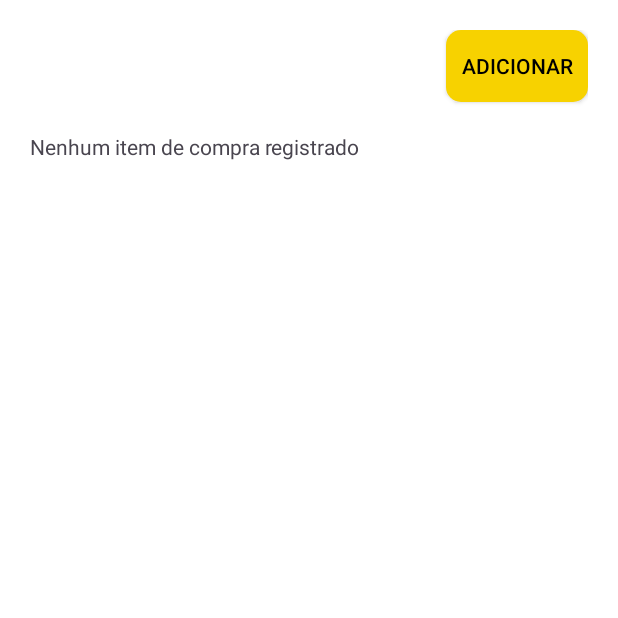
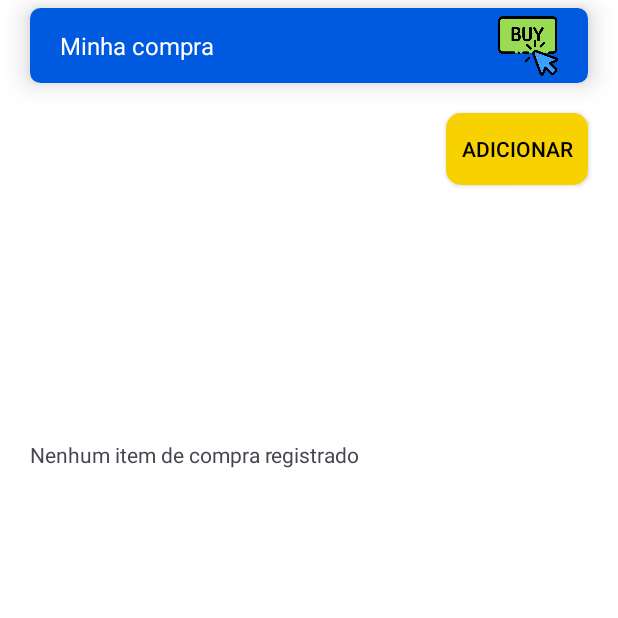
Before and after one commit to GabryelSilvah/App_minha_compra, an Android app: the screen it shows after launch (HomeActivity), on a phone screen of 412 x 824 dp, the top half of it. Run offline under Robolectric (Android 15) with nearby library versions, the phone set to English and light mode, and no system bars; our stand-ins replace Room's generated code.

Commit message:
Adicionando menuLogo

```diff
--- a/app/src/main/res/layout/home.xml
+++ b/app/src/main/res/layout/home.xml
@@ -8,37 +8,94 @@
     android:background="#fff"
     tools:context=".HomeActivity">
 
+
+    <androidx.cardview.widget.CardView
+        android:id="@+id/menu"
+        android:layout_width="match_parent"
+        android:layout_height="50dp"
+        android:layout_marginHorizontal="20dp"
+        android:layout_marginTop="5dp"
+        app:cardCornerRadius="7dp"
+        app:cardElevation="10dp"
+        app:layout_constraintLeft_toLeftOf="parent"
+        app:layout_constraintRight_toRightOf="parent"
+        app:layout_constraintTop_toTopOf="parent">
+
+        <androidx.constraintlayout.widget.ConstraintLayout
+            android:layout_width="match_parent"
+            android:layout_height="50dp"
+            android:background="#005ae0"
+            android:orientation="vertical">
+
+
+            <TextView
+                android:layout_width="wrap_content"
+                android:layout_height="wrap_content"
+                android:layout_marginLeft="20dp"
+                android:text="Minha compra"
+                android:textColor="#fff"
+                android:textSize="16sp"
+                app:layout_constraintBottom_toBottomOf="parent"
+                app:layout_constraintLeft_toLeftOf="parent"
+                app:layout_constraintTop_toTopOf="parent" />
+
+            <ImageView
+                android:layout_width="40dp"
+                android:layout_height="40dp"
+                android:layout_marginRight="20dp"
+                android:src="@drawable/icon_menu"
+                app:layout_constraintBottom_toBottomOf="parent"
+                app:layout_constraintRight_toRightOf="parent"
+                app:layout_constraintTop_toTopOf="parent"
+
+                />
+
+        </androidx.constraintlayout.widget.ConstraintLayout>
+    </androidx.cardview.widget.CardView>
+
+    <androidx.appcompat.widget.AppCompatButton
+        android:id="@+id/btn_add_novo"
+        style="@style/btn_add"
+        android:layout_gravity="end"
+        android:layout_margin="20dp"
+        android:text="Adicionar"
+        android:textColor="#000"
+        app:layout_constraintRight_toRightOf="parent"
+        app:layout_constraintTop_toBottomOf="@+id/menu" />
+
+
     <ScrollView
+        android:id="@+id/scroll"
         android:layout_width="match_parent"
-        android:layout_height="match_parent">
+        android:layout_height="wrap_content"
+        app:layout_constraintLeft_toLeftOf="parent"
+        app:layout_constraintRight_toRightOf="parent"
+        app:layout_constraintTop_toBottomOf="@+id/btn_add_novo">
 
         <LinearLayout
             android:id="@+id/container_central"
             android:layout_width="match_parent"
-            android:layout_height="match_parent"
+            android:layout_height="wrap_content"
             android:layout_margin="20dp"
             android:orientation="vertical">
-
-            <androidx.appcompat.widget.AppCompatButton
-                android:layout_gravity="end"
-                android:id="@+id/btn_add_novo"
-                style="@style/btn_add"
-                android:text="Adicionar"
-                android:textColor="#000"
-                app:layout_constraintRight_toRightOf="parent"
-                app:layout_constraintTop_toTopOf="parent" />
 
 
             <androidx.recyclerview.widget.RecyclerView
                 android:id="@+id/lista_recycler_produtos"
                 android:layout_width="match_parent"
                 android:layout_height="wrap_content"
-                android:layout_marginTop="20dp"
                 app:layoutManager="androidx.recyclerview.widget.LinearLayoutManager"
                 tools:listitem="@layout/card_produto" />
+
+            <LinearLayout
+                android:layout_width="match_parent"
+                android:layout_height="100dp"
+                android:layout_marginTop="50dp"
+                android:orientation="horizontal" ></LinearLayout>
 
 
         </LinearLayout>
     </ScrollView>
 
+
 </androidx.constraintlayout.widget.ConstraintLayout>
```
Also changed, not shown: app/src/main/res/layout/cadastro.xml (+47 -2 lines), app/src/main/res/drawable/icon_menu.png (added).
